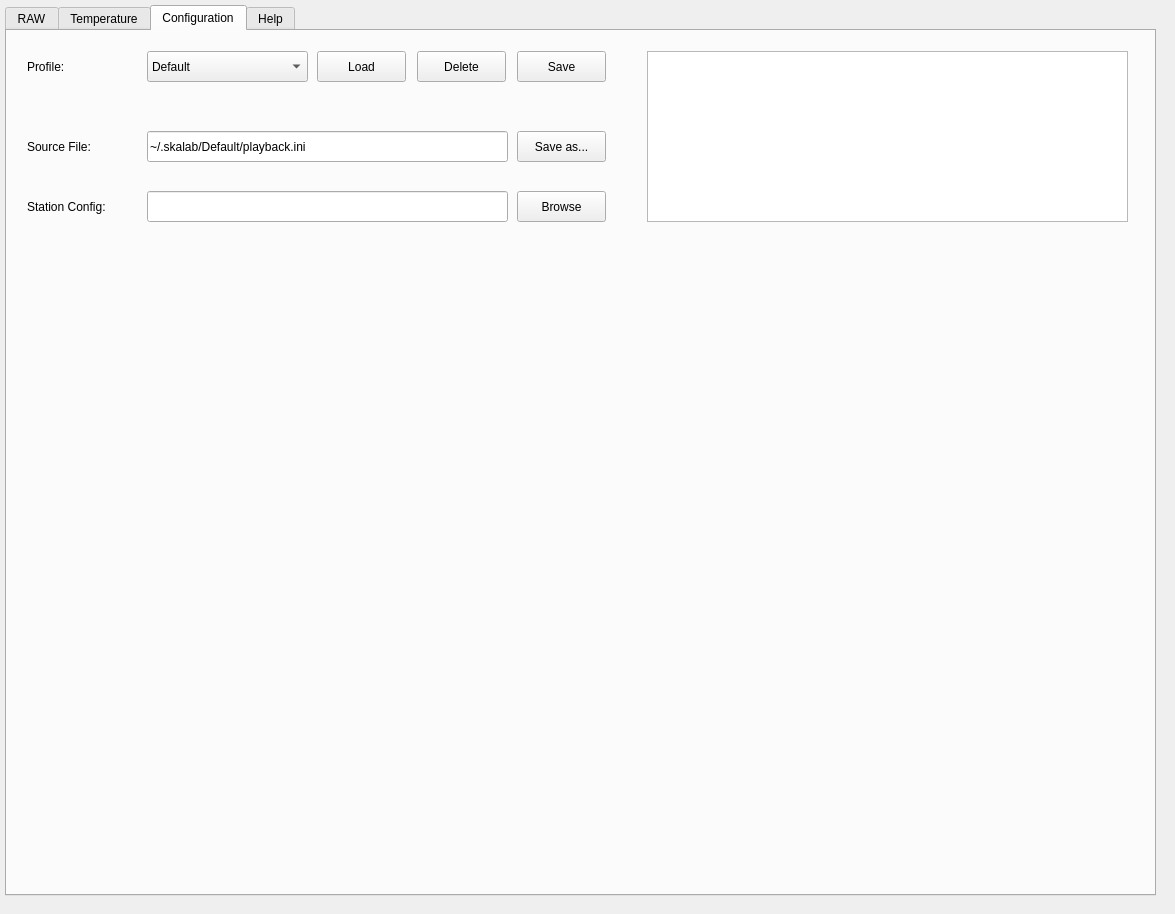
amattana/skalab, file skalab_playback.ui: the form before one commit.
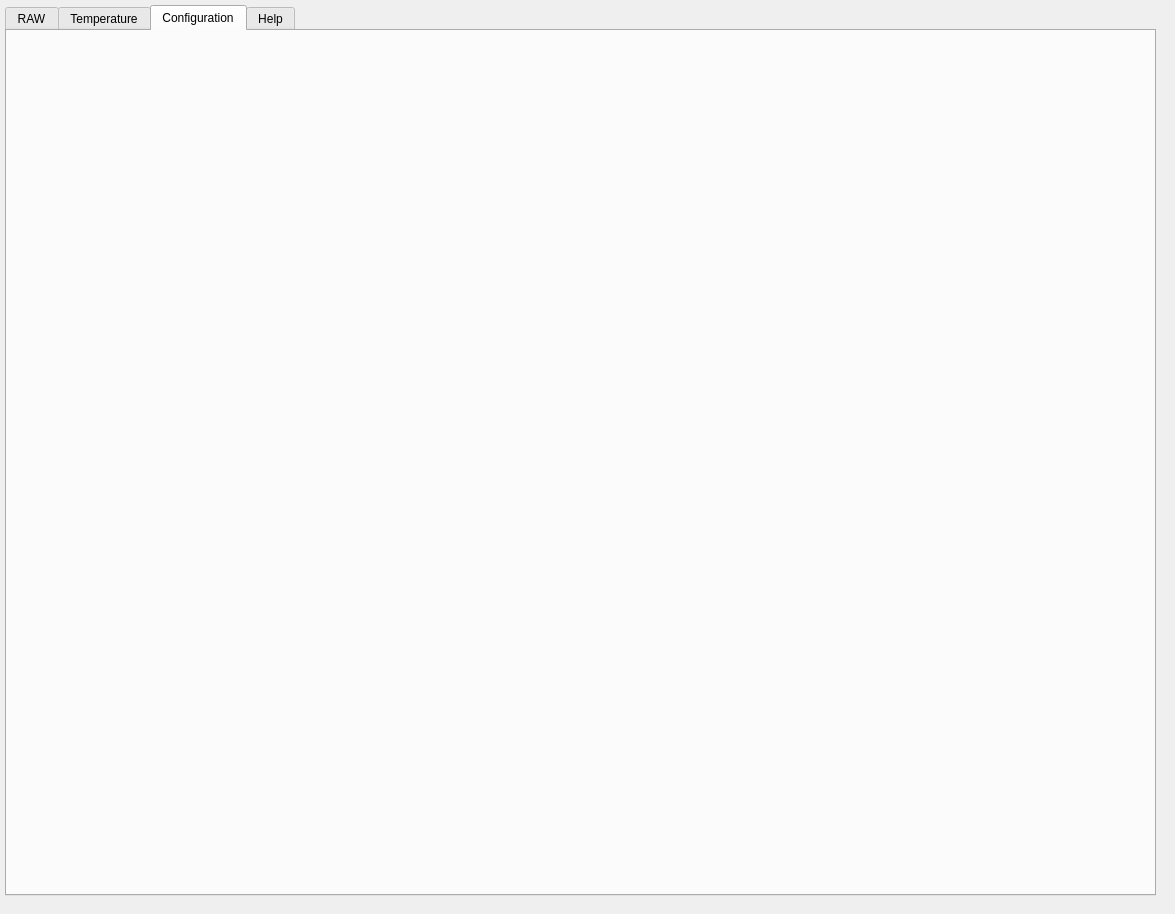
The form after the commit. The open tabs and pages were chosen to show the change.

Commit message: Profile Manager

Diff of the .ui file:
```diff
--- a/skalab_playback.ui
+++ b/skalab_playback.ui
@@ -2310,191 +2310,6 @@
     <attribute name="title">
      <string>Configuration</string>
     </attribute>
-    <widget class="QPushButton" name="qbutton_delete_profile">
-     <property name="geometry">
-      <rect>
-       <x>410</x>
-       <y>20</y>
-       <width>89</width>
-       <height>31</height>
-      </rect>
-     </property>
-     <property name="text">
-      <string>Delete</string>
-     </property>
-    </widget>
-    <widget class="QPushButton" name="qbutton_save_profile">
-     <property name="geometry">
-      <rect>
-       <x>510</x>
-       <y>20</y>
-       <width>89</width>
-       <height>31</height>
-      </rect>
-     </property>
-     <property name="text">
-      <string>Save</string>
-     </property>
-    </widget>
-    <widget class="QLineEdit" name="qline_configuration_file">
-     <property name="geometry">
-      <rect>
-       <x>140</x>
-       <y>100</y>
-       <width>361</width>
-       <height>31</height>
-      </rect>
-     </property>
-     <property name="text">
-      <string>~/.skalab/Default/playback.ini</string>
-     </property>
-     <property name="readOnly">
-      <bool>true</bool>
-     </property>
-    </widget>
-    <widget class="QComboBox" name="qcombo_profile">
-     <property name="geometry">
-      <rect>
-       <x>140</x>
-       <y>20</y>
-       <width>161</width>
-       <height>31</height>
-      </rect>
-     </property>
-     <property name="maxVisibleItems">
-      <number>16</number>
-     </property>
-     <property name="duplicatesEnabled">
-      <bool>false</bool>
-     </property>
-     <item>
-      <property name="text">
-       <string>Default</string>
-      </property>
-     </item>
-    </widget>
-    <widget class="QLineEdit" name="qline_configfile">
-     <property name="geometry">
-      <rect>
-       <x>140</x>
-       <y>160</y>
-       <width>361</width>
-       <height>31</height>
-      </rect>
-     </property>
-     <property name="text">
-      <string/>
-     </property>
-     <property name="readOnly">
-      <bool>false</bool>
-     </property>
-    </widget>
-    <widget class="QPushButton" name="qbutton_browse_station_config">
-     <property name="geometry">
-      <rect>
-       <x>510</x>
-       <y>160</y>
-       <width>89</width>
-       <height>31</height>
-      </rect>
-     </property>
-     <property name="text">
-      <string>Browse</string>
-     </property>
-    </widget>
-    <widget class="QPushButton" name="qbutton_load_profile">
-     <property name="geometry">
-      <rect>
-       <x>310</x>
-       <y>20</y>
-       <width>89</width>
-       <height>31</height>
-      </rect>
-     </property>
-     <property name="text">
-      <string>Load</string>
-     </property>
-    </widget>
-    <widget class="QLabel" name="qlabel_conf_label_3">
-     <property name="geometry">
-      <rect>
-       <x>20</x>
-       <y>160</y>
-       <width>121</width>
-       <height>31</height>
-      </rect>
-     </property>
-     <property name="layoutDirection">
-      <enum>Qt::LeftToRight</enum>
-     </property>
-     <property name="text">
-      <string>Station Config:</string>
-     </property>
-     <property name="alignment">
-      <set>Qt::AlignLeading|Qt::AlignLeft|Qt::AlignVCenter</set>
-     </property>
-    </widget>
-    <widget class="QPushButton" name="qbutton_saveas_profile">
-     <property name="geometry">
-      <rect>
-       <x>510</x>
-       <y>100</y>
-       <width>89</width>
-       <height>31</height>
-      </rect>
-     </property>
-     <property name="text">
-      <string>Save as...</string>
-     </property>
-    </widget>
-    <widget class="QLabel" name="qlabel_conf_label_5">
-     <property name="geometry">
-      <rect>
-       <x>20</x>
-       <y>20</y>
-       <width>71</width>
-       <height>31</height>
-      </rect>
-     </property>
-     <property name="layoutDirection">
-      <enum>Qt::LeftToRight</enum>
-     </property>
-     <property name="text">
-      <string>Profile:</string>
-     </property>
-     <property name="alignment">
-      <set>Qt::AlignLeading|Qt::AlignLeft|Qt::AlignVCenter</set>
-     </property>
-    </widget>
-    <widget class="QLabel" name="qlabel_conf_label">
-     <property name="geometry">
-      <rect>
-       <x>20</x>
-       <y>100</y>
-       <width>91</width>
-       <height>31</height>
-      </rect>
-     </property>
-     <property name="layoutDirection">
-      <enum>Qt::LeftToRight</enum>
-     </property>
-     <property name="text">
-      <string>Source File:</string>
-     </property>
-     <property name="alignment">
-      <set>Qt::AlignLeading|Qt::AlignLeft|Qt::AlignVCenter</set>
-     </property>
-    </widget>
-    <widget class="QTableWidget" name="qtable_conf">
-     <property name="geometry">
-      <rect>
-       <x>640</x>
-       <y>20</y>
-       <width>481</width>
-       <height>171</height>
-      </rect>
-     </property>
-    </widget>
    </widget>
    <widget class="QWidget" name="tabHelp">
     <attribute name="title">
```
Left out of the diff: 608 changed lines with no effect on the pictures. The commit also changes 18 other files.
